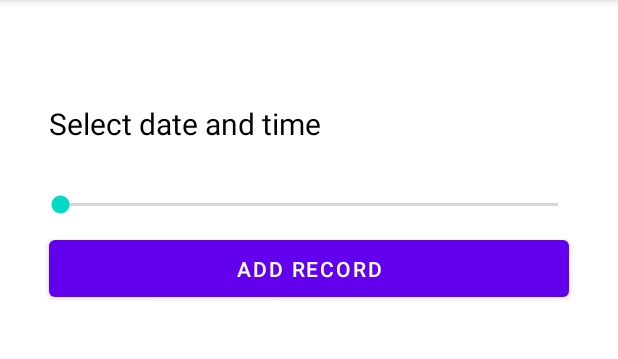
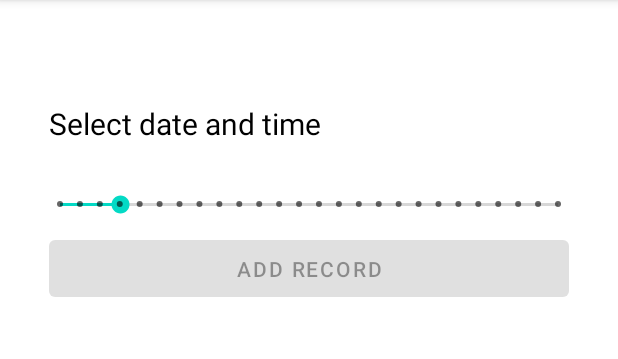
Before and after one commit to dimadboss/lab8_google_fit_vm, an Android app: the screen it shows after launch (MainActivity), on a phone screen of 412 x 824 dp, the part 84-443 px from its top. Run offline under Robolectric (Android 15) with nearby library versions, the phone set to English and light mode, and no system bars; 2 statements that could not run were skipped.

```diff
--- a/app/src/main/java/com/example/lab8_google_fit/ui/main/MainViewModel.kt
+++ b/app/src/main/java/com/example/lab8_google_fit/ui/main/MainViewModel.kt
@@ -59,7 +59,7 @@ class MainViewModel : ViewModel() {
             return
         }
 
-        val startTime = timestamp.atZone(ZoneId.systemDefault())
+        val startTime = timestamp.atZone(ZoneOffset.UTC)
         val endTime = startTime.plusHours(1)
 
         val dataSource = DataSource.Builder()
@@ -87,6 +87,7 @@ class MainViewModel : ViewModel() {
             .insertData(dataSet)
             .addOnSuccessListener {
                 Log.i(TAG, "DataSet ([$startTime, $endTime]; $count) added successfully!")
+                getSteps(activity)
             }
             .addOnFailureListener { e ->
                 Log.w(TAG, "There was an error adding the DataSet", e)
--- a/app/src/main/res/layout/fragment_main.xml
+++ b/app/src/main/res/layout/fragment_main.xml
@@ -6,17 +6,6 @@
     android:layout_width="match_parent"
     android:layout_height="match_parent"
     tools:context=".ui.main.MainFragment">
-
-    <ListView
-        android:id="@+id/steps_list_view"
-        android:layout_width="383dp"
-        android:layout_height="484dp"
-        app:layout_constraintBottom_toBottomOf="parent"
-        app:layout_constraintEnd_toEndOf="parent"
-        app:layout_constraintHorizontal_bias="0.48"
-        app:layout_constraintStart_toStartOf="parent"
-        app:layout_constraintTop_toTopOf="parent"
-        app:layout_constraintVertical_bias="0.994" />
 
     <LinearLayout
         android:layout_width="364dp"
@@ -40,10 +29,12 @@
 
         <SeekBar
             android:id="@+id/seekBar"
+            style="@style/Widget.AppCompat.SeekBar.Discrete"
             android:layout_width="match_parent"
             android:layout_height="wrap_content"
-            android:max="10000"
-            android:min="0" />
+            android:max="25"
+            android:min="0"
+            android:progress="3" />
 
         <Button
             android:id="@+id/addSteps"
@@ -51,9 +42,21 @@
             android:layout_height="wrap_content"
             android:layout_margin="4pt"
             android:height="50dp"
+            android:enabled="false"
             android:minHeight="50dp"
             android:text="Add record" />
 
     </LinearLayout>
 
+    <ListView
+        android:id="@+id/steps_list_view"
+        android:layout_width="383dp"
+        android:layout_height="484dp"
+        app:layout_constraintBottom_toBottomOf="parent"
+        app:layout_constraintEnd_toEndOf="parent"
+        app:layout_constraintHorizontal_bias="0.48"
+        app:layout_constraintStart_toStartOf="parent"
+        app:layout_constraintTop_toTopOf="parent"
+        app:layout_constraintVertical_bias="0.994" />
+
 </androidx.constraintlayout.widget.ConstraintLayout>
```
Also changed, not shown: app/src/main/java/com/example/lab8_google_fit/ui/main/MainFragment.kt (+13 -2 lines).
